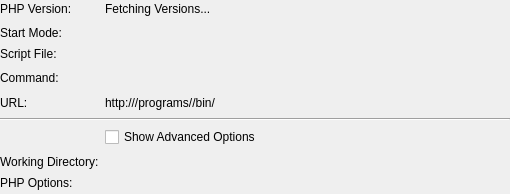
Old version of the form src/brickv/plugin_system/plugins/red/ui/program_info_php.ui in the repository Tinkerforge/brickv.
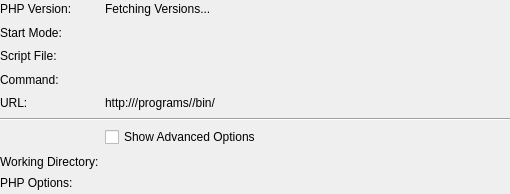
New version of the form.

Commit message: red-brick/pi: Fix label text alignment

Diff of the .ui file:
```diff
--- a/src/brickv/plugin_system/plugins/red/ui/program_info_php.ui
+++ b/src/brickv/plugin_system/plugins/red/ui/program_info_php.ui
@@ -38,9 +38,6 @@
        <property name="text">
         <string>Script File:</string>
        </property>
-       <property name="alignment">
-        <set>Qt::AlignLeading|Qt::AlignLeft|Qt::AlignTop</set>
-       </property>
       </widget>
      </item>
      <item row="3" column="0">
@@ -48,9 +45,6 @@
        <property name="text">
         <string>Command:</string>
        </property>
-       <property name="alignment">
-        <set>Qt::AlignLeading|Qt::AlignLeft|Qt::AlignTop</set>
-       </property>
       </widget>
      </item>
      <item row="7" column="0">
```
Left out of the diff: 3 changed lines with no effect on the pictures. The commit also changes 10 other files.
